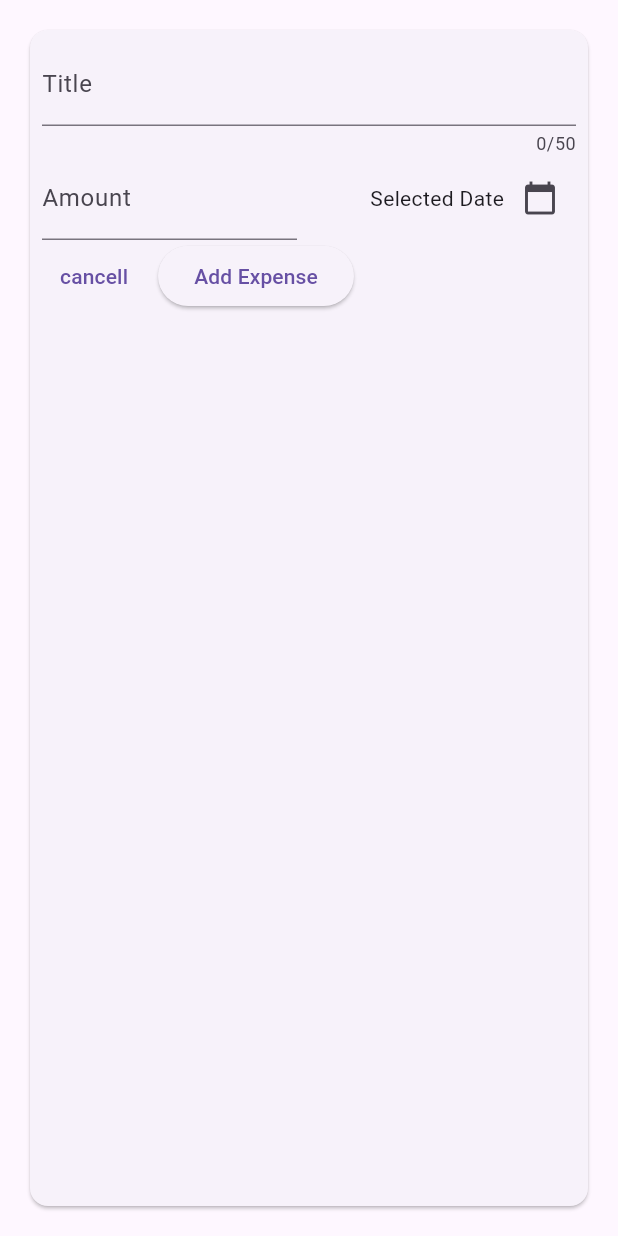
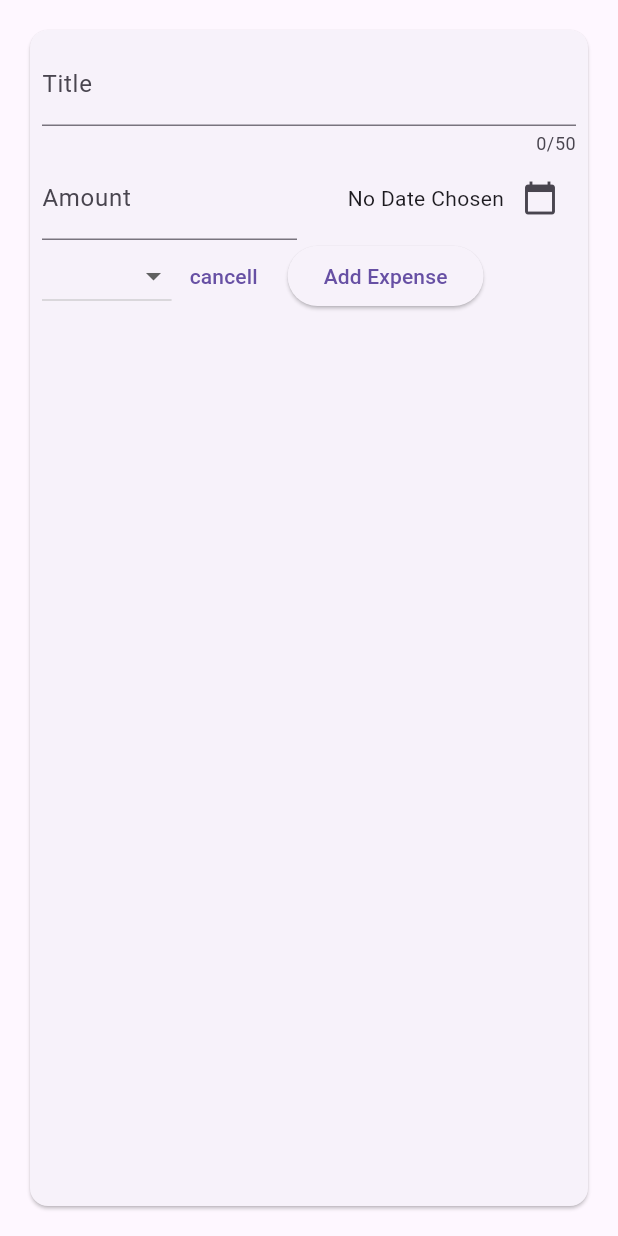
Before and after one commit to m104tanaka/expense_tracker, a Flutter app: the NewExpense widget shown alone on an empty page, opened directly, on a phone screen of 412 x 824 dp. Run offline on Flutter 3.47's test engine with Material 3 defaults, Android fonts, the phone set to English and light mode, and no system bars.

Commit message:
Add category

```diff
--- a/lib/widget/new_expense.dart
+++ b/lib/widget/new_expense.dart
@@ -1,3 +1,4 @@
+import 'package:expense_tracker/models/expense.dart';
 import 'package:flutter/material.dart';
 
 class NewExpense extends StatefulWidget {
@@ -12,6 +13,21 @@ class NewExpense extends StatefulWidget {
 class _NewExpenseState extends State<NewExpense> {
   final _titleController = TextEditingController();
   final _amountController = TextEditingController();
+  DateTime? selectedDate;
+
+  void _presentDatePicker() async {
+    final now = DateTime.now();
+    final firstDate = DateTime(now.year - 1, now.month, now.day);
+    final pickedDate = await showDatePicker(
+      context: context,
+      initialDate: now,
+      firstDate: firstDate,
+      lastDate: now,
+    );
+    setState(() {
+      selectedDate = pickedDate;
+    });
+  }
 
   @override
   void dispose() {
@@ -53,9 +69,13 @@ class _NewExpenseState extends State<NewExpense> {
                       child: Row(
                     mainAxisAlignment: MainAxisAlignment.end,
                     children: [
-                      const Text('Selected Date'),
+                      selectedDate == null
+                          ? const Text('No Date Chosen')
+                          : Text(formatter.format(selectedDate!)),
                       IconButton(
-                          onPressed: () {},
+                          onPressed: () {
+                            _presentDatePicker();
+                          },
                           icon: const Icon(Icons.calendar_today)),
                     ],
                   ))
@@ -63,6 +83,16 @@ class _NewExpenseState extends State<NewExpense> {
               ),
               Row(
                 children: [
+                  DropdownButton(
+                      items: Category.values.map((category) {
+                        return DropdownMenuItem(
+                          value: category,
+                          child: Text(category.toString().split('.').last.toUpperCase()),
+                        );
+                      }).toList(),
+                      onChanged: (value) {
+                        print(value);
+                      }),
                   TextButton(
                       onPressed: () {
                         Navigator.pop(context);
```
